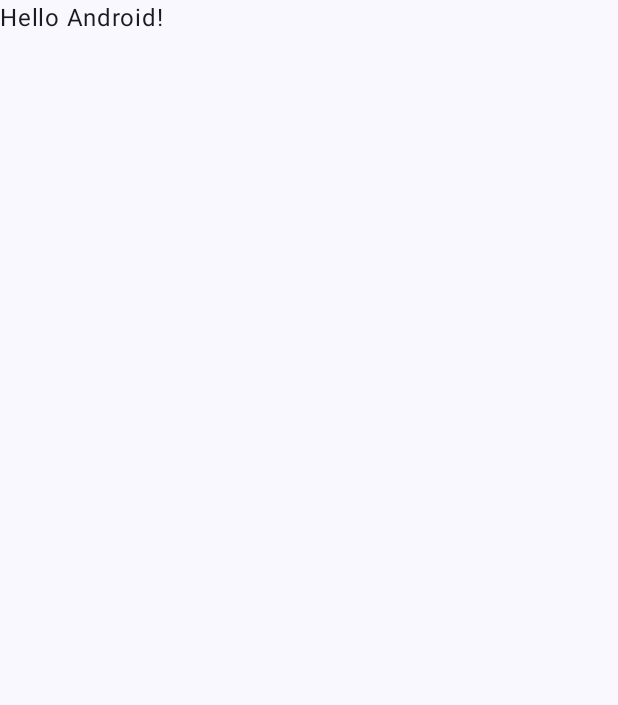
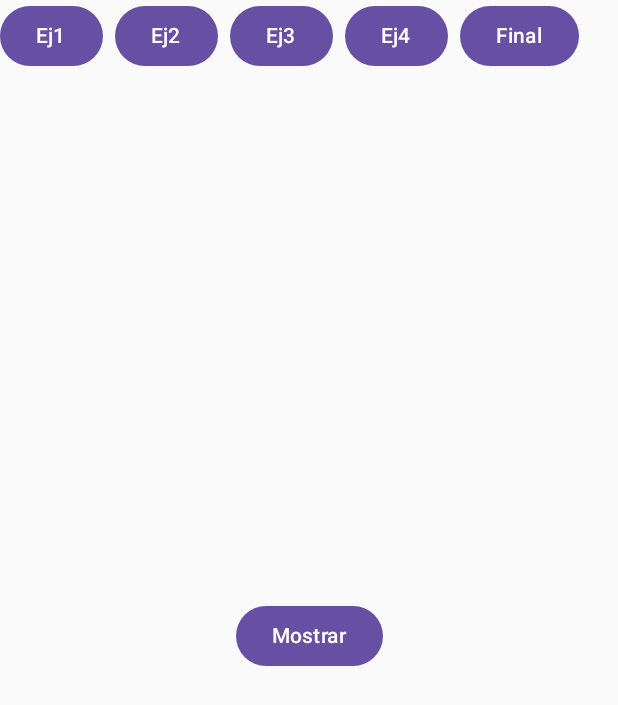
Before and after one commit to ximenacuadros1239-oss/Lab_13_Animaciones, an Android app built with Jetpack Compose: the screen it shows after launch (MainActivity), on a phone screen of 412 x 824 dp. Before the commit the part shown is almost empty. Shown: the top 705 px of the screen. Run offline under Robolectric (Android 15) with nearby library versions, the phone set to English and light mode, and no system bars.

Commit message:
feat: navegación simple entre ejercicios en MainActivity

```diff
--- /dev/null
+++ b/app/src/main/java/com/example/laboratorio13_animaciones/Ejercicio1.kt
@@ -0,0 +1,54 @@
+package com.example.laboratorio13_animaciones
+
+import androidx.compose.runtime.Composable
+import androidx.compose.runtime.mutableStateOf
+import androidx.compose.runtime.remember
+import androidx.compose.foundation.layout.Column
+import androidx.compose.ui.Modifier
+import androidx.compose.foundation.layout.fillMaxSize
+import androidx.compose.foundation.layout.padding
+import androidx.compose.ui.Alignment
+import androidx.compose.foundation.layout.Arrangement
+import androidx.compose.material3.Button
+import androidx.compose.material3.Text
+import androidx.compose.foundation.layout.Spacer
+import androidx.compose.foundation.layout.height
+import androidx.compose.ui.unit.dp
+import androidx.compose.animation.AnimatedVisibility
+import androidx.compose.animation.core.tween
+import androidx.compose.animation.fadeIn
+import androidx.compose.animation.fadeOut
+import androidx.compose.foundation.layout.Box
+import androidx.compose.foundation.layout.size
+import androidx.compose.ui.graphics.Color
+import androidx.compose.foundation.background
+import androidx.compose.foundation.shape.RoundedCornerShape
+import androidx.compose.runtime.getValue
+import androidx.compose.runtime.setValue
+
+@Composable
+fun Ejercicio1() {
+    var visible by remember { mutableStateOf(false) }
+
+    Column(
+        modifier = Modifier.fillMaxSize().padding(16.dp),
+        horizontalAlignment = Alignment.CenterHorizontally,
+        verticalArrangement = Arrangement.Center
+    ) {
+        Button(onClick = { visible = !visible }) {
+            Text(if (visible) "Ocultar" else "Mostrar")
+        }
+        Spacer(Modifier.height(24.dp))
+        AnimatedVisibility(
+            visible = visible,
+            enter = fadeIn(tween(600)),
+            exit = fadeOut(tween(600))
+        ) {
+            Box(
+                Modifier
+                    .size(150.dp)
+                    .background(Color(0xFF6200EE), RoundedCornerShape(16.dp))
+            )
+        }
+    }
+}
--- /dev/null
+++ b/app/src/main/java/com/example/laboratorio13_animaciones/Ejercicio2.kt
@@ -0,0 +1 @@
+package com.example.laboratorio13_animaciones
--- /dev/null
+++ b/app/src/main/java/com/example/laboratorio13_animaciones/Ejercicio3.kt
@@ -0,0 +1 @@
+package com.example.laboratorio13_animaciones
--- /dev/null
+++ b/app/src/main/java/com/example/laboratorio13_animaciones/Ejercicio4.kt
@@ -0,0 +1 @@
+package com.example.laboratorio13_animaciones
--- /dev/null
+++ b/app/src/main/java/com/example/laboratorio13_animaciones/EjercicioFinal.kt
@@ -0,0 +1 @@
+package com.example.laboratorio13_animaciones
--- a/app/src/main/java/com/example/laboratorio13_animaciones/MainActivity.kt
+++ b/app/src/main/java/com/example/laboratorio13_animaciones/MainActivity.kt
@@ -3,27 +3,49 @@ package com.example.laboratorio13_animaciones
 import android.os.Bundle
 import androidx.activity.ComponentActivity
 import androidx.activity.compose.setContent
-import androidx.activity.enableEdgeToEdge
+import androidx.compose.foundation.horizontalScroll
+import androidx.compose.foundation.layout.Arrangement
+import androidx.compose.foundation.layout.Column
 import androidx.compose.foundation.layout.fillMaxSize
-import androidx.compose.foundation.layout.padding
-import androidx.compose.material3.Scaffold
+import androidx.compose.foundation.layout.fillMaxWidth
+import androidx.compose.foundation.layout.statusBarsPadding
+import androidx.compose.foundation.rememberScrollState
+import androidx.compose.material3.MaterialTheme
+import androidx.compose.material3.Button
 import androidx.compose.material3.Text
 import androidx.compose.runtime.Composable
+import androidx.compose.runtime.getValue
+import androidx.compose.runtime.mutableIntStateOf
+import androidx.compose.runtime.remember
+import androidx.compose.runtime.setValue
 import androidx.compose.ui.Modifier
 import androidx.compose.ui.tooling.preview.Preview
+import androidx.compose.foundation.layout.Row
+import androidx.compose.ui.unit.dp
 import com.example.laboratorio13_animaciones.ui.theme.Laboratorio13_AnimacionesTheme
 
 class MainActivity : ComponentActivity() {
     override fun onCreate(savedInstanceState: Bundle?) {
         super.onCreate(savedInstanceState)
-        enableEdgeToEdge()
         setContent {
-            Laboratorio13_AnimacionesTheme {
-                Scaffold(modifier = Modifier.fillMaxSize()) { innerPadding ->
-                    Greeting(
-                        name = "Android",
-                        modifier = Modifier.padding(innerPadding)
-                    )
+            MaterialTheme {
+                var pantalla by remember { mutableIntStateOf(0) }
+                Column(Modifier.fillMaxSize().statusBarsPadding()) {
+                    Row(
+                        Modifier.fillMaxWidth().horizontalScroll(rememberScrollState()),
+                        horizontalArrangement = Arrangement.spacedBy(8.dp)
+                    ) {
+                        listOf("Ej1", "Ej2", "Ej3", "Ej4", "Final").forEachIndexed { i, t ->
+                            Button(onClick = { pantalla = i }) { Text(t) }
+                        }
+                    }
+                    when (pantalla) {
+                        0 -> Ejercicio1()
+                        // 1 -> Ejercicio2()
+                        // 2 -> Ejercicio3()
+                        // 3 -> Ejercicio4()
+                        // else -> EjercicioFinal()
+                    }
                 }
             }
         }
```
